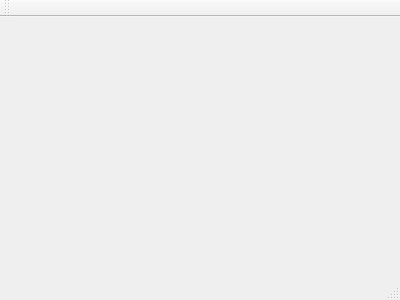
Old version of the form mainwindow.ui in the repository asvitenkov/PBZ_LAB1.
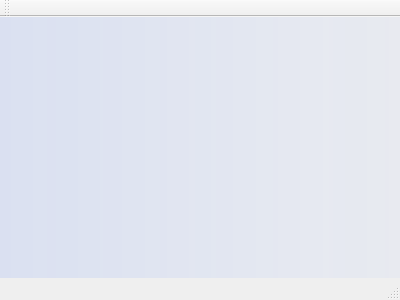
New version of the form.

Commit message: что то там делал, помутил с дизайном

```diff
--- a/mainwindow.ui
+++ b/mainwindow.ui
@@ -13,7 +13,18 @@
   <property name="windowTitle">
    <string>MainWindow</string>
   </property>
+  <property name="styleSheet">
+   <string notr="true"/>
+  </property>
   <widget class="QWidget" name="centralWidget">
+   <property name="styleSheet">
+    <string notr="true">#centralWidget{
+background:qlineargradient(spread:pad, x1:0, y1:0, x2:1, y2:0, stop:0 rgba(104, 146, 255, 39), stop:1 rgba(158, 185, 255, 21))
+}
+
+
+</string>
+   </property>
    <layout class="QGridLayout" name="gridLayout">
     <item row="0" column="0">
      <layout class="QHBoxLayout" name="myLayout"/>
```
The commit also changes 3 other files.
